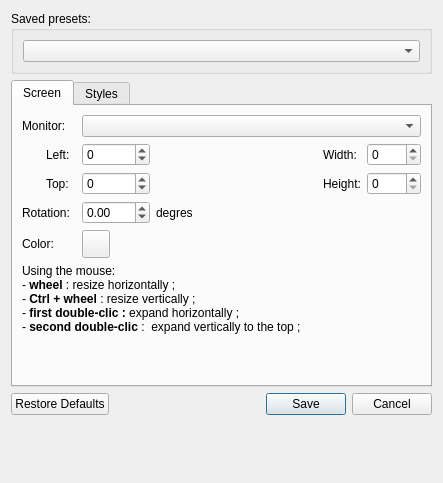
Above: src/configeditor.ui from Subtivals/subtivals before the change. Below: the same form after it.
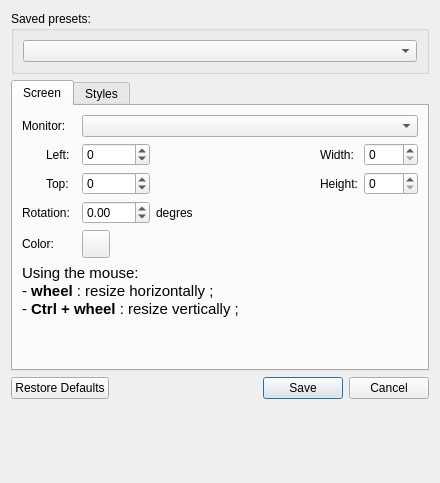
That is the form after the change. Icons and pictures are not drawn.

Commit message: Do not resize on double-clic (fixes #126)

```diff
--- a/src/configeditor.ui
+++ b/src/configeditor.ui
@@ -6,7 +6,7 @@
    <rect>
     <x>0</x>
     <y>0</y>
-    <width>443</width>
+    <width>440</width>
     <height>483</height>
    </rect>
   </property>
@@ -132,12 +132,10 @@
             <string>&lt;!DOCTYPE HTML PUBLIC &quot;-//W3C//DTD HTML 4.0//EN&quot; &quot;http://www.w3.org/TR/REC-html40/strict.dtd&quot;&gt;
 &lt;html&gt;&lt;head&gt;&lt;meta name=&quot;qrichtext&quot; content=&quot;1&quot; /&gt;&lt;style type=&quot;text/css&quot;&gt;
 p, li { white-space: pre-wrap; }
-&lt;/style&gt;&lt;/head&gt;&lt;body style=&quot; font-family:'Ubuntu'; font-size:0.8em; font-weight:400; font-style:normal;&quot;&gt;
+&lt;/style&gt;&lt;/head&gt;&lt;body style=&quot; font-family:'Ubuntu'; font-size:11pt; font-weight:400; font-style:normal;&quot;&gt;
 &lt;p style=&quot; margin-top:0px; margin-bottom:0px; margin-left:0px; margin-right:0px; -qt-block-indent:0; text-indent:0px;&quot;&gt;Using the mouse:&lt;/p&gt;
 &lt;p style=&quot; margin-top:0px; margin-bottom:0px; margin-left:0px; margin-right:0px; -qt-block-indent:0; text-indent:0px;&quot;&gt;- &lt;span style=&quot; font-weight:600;&quot;&gt;wheel&lt;/span&gt; : resize horizontally ;&lt;/p&gt;
-&lt;p style=&quot; margin-top:0px; margin-bottom:0px; margin-left:0px; margin-right:0px; -qt-block-indent:0; text-indent:0px;&quot;&gt;-&lt;span style=&quot; font-weight:600;&quot;&gt; Ctrl + wheel&lt;/span&gt; : resize vertically ;&lt;/p&gt;
-&lt;p style=&quot; margin-top:0px; margin-bottom:0px; margin-left:0px; margin-right:0px; -qt-block-indent:0; text-indent:0px;&quot;&gt;- &lt;span style=&quot; font-weight:600;&quot;&gt;first&lt;/span&gt; &lt;span style=&quot; font-weight:600;&quot;&gt;double-clic : &lt;/span&gt;expand horizontally ;&lt;/p&gt;
-&lt;p style=&quot; margin-top:0px; margin-bottom:0px; margin-left:0px; margin-right:0px; -qt-block-indent:0; text-indent:0px;&quot;&gt;- &lt;span style=&quot; font-weight:600;&quot;&gt;second&lt;/span&gt; &lt;span style=&quot; font-weight:600;&quot;&gt;double-clic&lt;/span&gt; :  expand vertically to the top ;&lt;/p&gt;&lt;/body&gt;&lt;/html&gt;</string>
+&lt;p style=&quot; margin-top:0px; margin-bottom:0px; margin-left:0px; margin-right:0px; -qt-block-indent:0; text-indent:0px;&quot;&gt;-&lt;span style=&quot; font-weight:600;&quot;&gt; Ctrl + wheel&lt;/span&gt; : resize vertically ;&lt;/p&gt;&lt;/body&gt;&lt;/html&gt;</string>
            </property>
           </widget>
          </item>
```
The commit also changes 2 other files.
